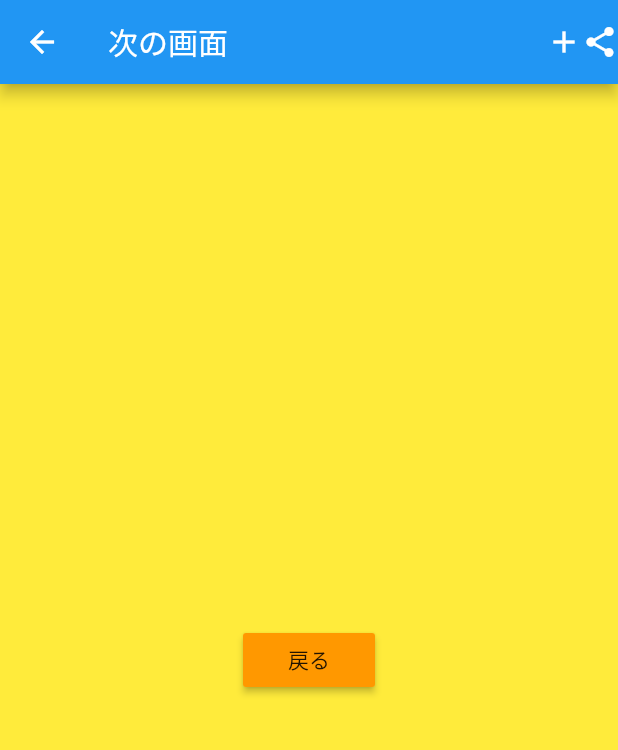
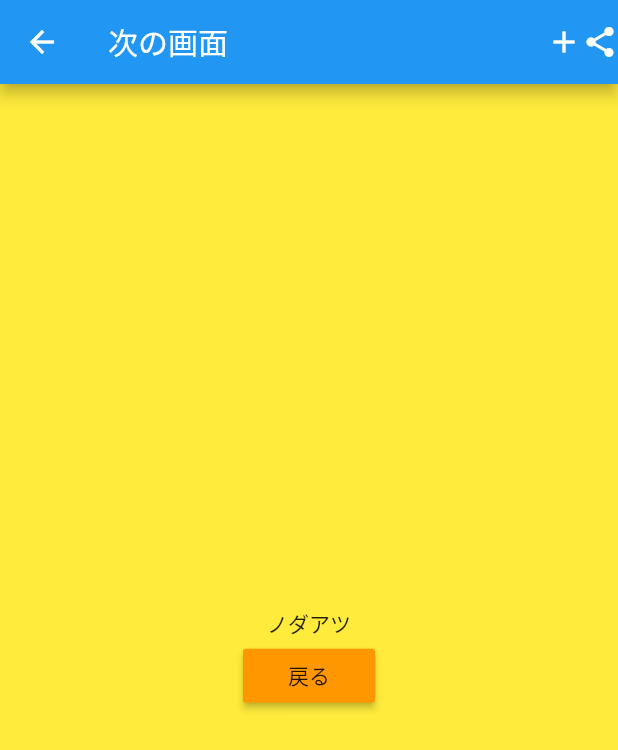
Before and after one commit to atsuki255/first_app, a Flutter app: the screen it shows after launch, after a tap on "次へ", on a phone screen of 412 x 824 dp. Shown: the top 750 px of the screen. Run offline on Flutter 3.47's test engine with Material 2 defaults, Android fonts, the phone set to English and light mode, and no system bars.

Commit message:
practice screen taransition 2

```diff
--- a/lib/main.dart
+++ b/lib/main.dart
@@ -65,7 +65,7 @@ class _MyHomePageState extends State<MyHomePage> {
             //画面遷移のコードを記入
             Navigator.push(
               context,
-              MaterialPageRoute(builder: (context) => NextPage(),
+              MaterialPageRoute(builder: (context) => NextPage("ノダアツ"),
               ),
             );
           },
--- a/lib/next_page.dart
+++ b/lib/next_page.dart
@@ -1,6 +1,10 @@
 import 'package:flutter/material.dart';
 
 class NextPage extends StatelessWidget {
+  NextPage(this.name);
+  final String name;
+
+
   @override
   Widget build(BuildContext context) {
     return Scaffold(
@@ -17,7 +21,11 @@ class NextPage extends StatelessWidget {
       body: Container(
         height: double.infinity,
         color: Colors.yellow,
-        child: Center(
+        child: Column(
+          mainAxisAlignment: MainAxisAlignment.center,
+          children: [
+            Text(name),
+            Center(
               child: RaisedButton(
                 child: Text("戻る"),
                 color: Colors.orange,
@@ -28,6 +36,8 @@ class NextPage extends StatelessWidget {
                 },
               ),
             ),
+          ],
+        ),
       ),
     );
   }
```
Lines whose indentation alone changed are shown as unchanged.
